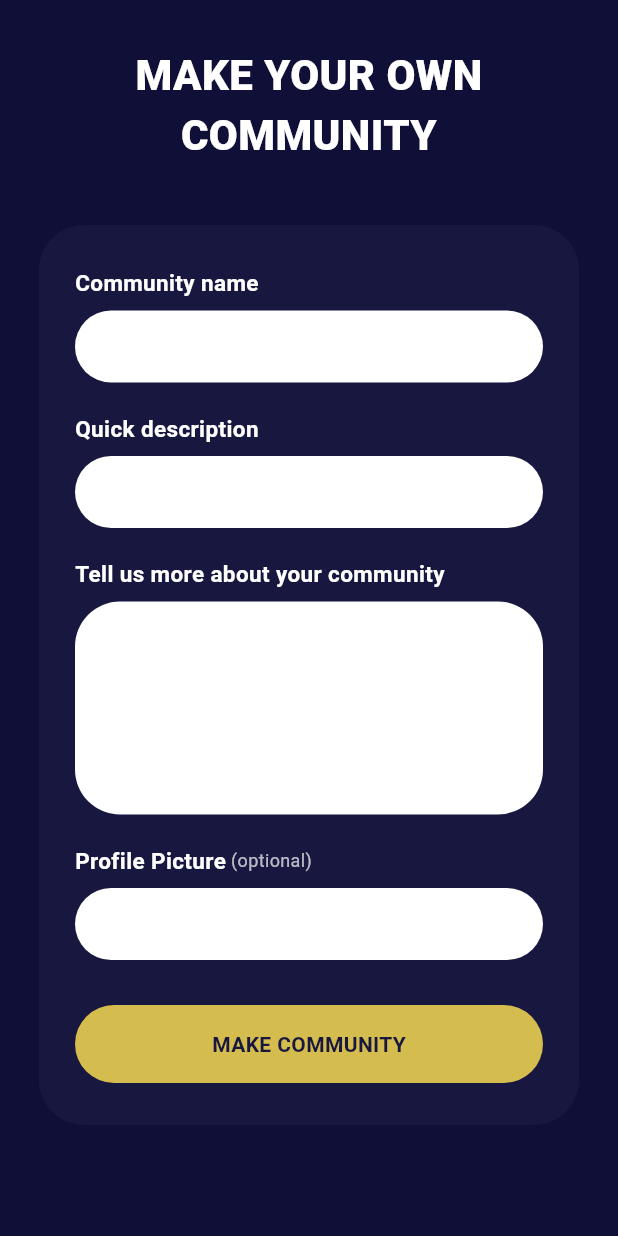
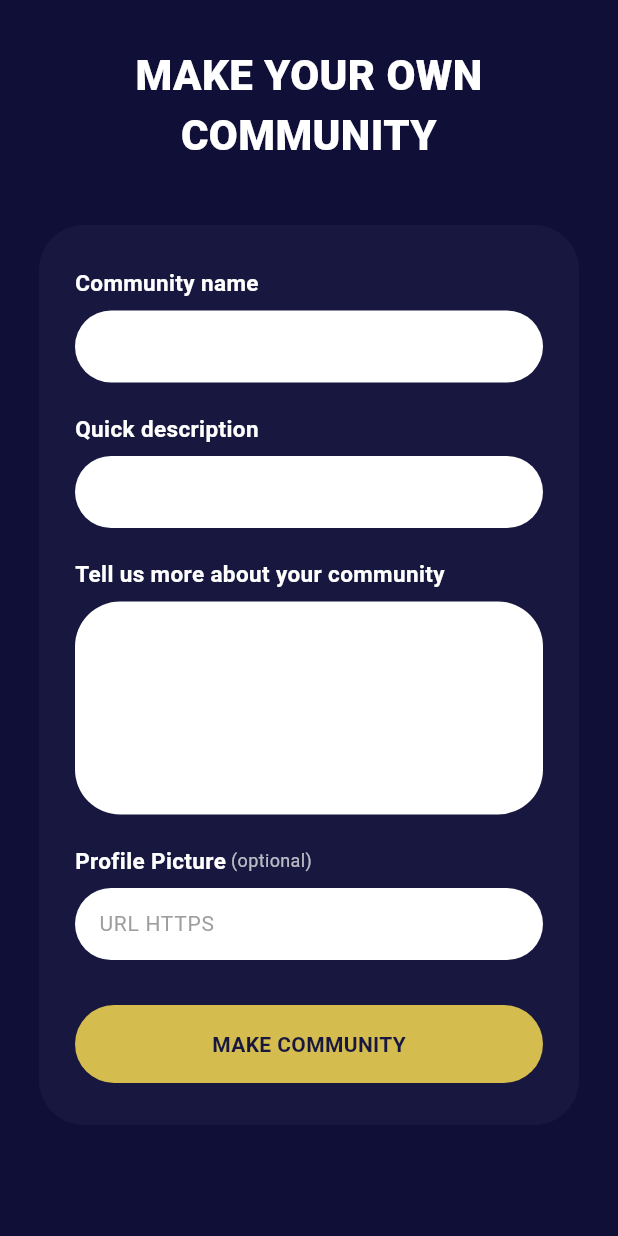
Before and after one commit to pbp-kelompok-f3/kulatih-mobile, a Flutter app: the CreateCommunityPage screen opened directly, on a phone screen of 412 x 824 dp. Run offline on Flutter 3.47's test engine with Material 3 defaults, Android fonts, the light colour scheme and no system bars; our stand-ins replace google_fonts; missing offline and left inert: pbp_django_auth; accounts and stored records are empty; Roboto replaces fonts that are missing (BeVietnamPro).

Commit message:
revisi ui pfp community done

```diff
--- a/lib/alia-community/pages/community_detail_page.dart
+++ b/lib/alia-community/pages/community_detail_page.dart
@@ -142,7 +142,7 @@ class _CommunityDetailPageState extends State<CommunityDetailPage> {
                           },
                         ),
                       )
-                    : Container(), // Empty white circle if no image
+                    : Container(), // pfp kosong kalau no image
               ),
 
               const SizedBox(height: 16),
--- a/lib/alia-community/pages/create_community_page.dart
+++ b/lib/alia-community/pages/create_community_page.dart
@@ -67,7 +67,7 @@ class _CreateCommunityPageState extends State<CreateCommunityPage> {
   }
 
   Widget _field(String label, TextEditingController controller,
-      {int maxLines = 1, bool optional = false}) {
+      {int maxLines = 1, bool optional = false, String? hintText}) {
     return Column(
       crossAxisAlignment: CrossAxisAlignment.start,
       children: [
@@ -110,6 +110,11 @@ class _CreateCommunityPageState extends State<CreateCommunityPage> {
             ),
             decoration: InputDecoration(
               border: InputBorder.none,
+              hintText: hintText,
+              hintStyle: TextStyle(
+                color: Colors.grey.shade500,
+                fontSize: 14,
+              ),
             ),
           ),
         ),
@@ -160,7 +165,9 @@ class _CreateCommunityPageState extends State<CreateCommunityPage> {
                     _field("Quick description", _short),
                     _field("Tell us more about your community", _long,
                         maxLines: 6),
-                    _field("Profile Picture", _profilePicture, optional: true),
+                    _field("Profile Picture", _profilePicture,
+                        optional: true,
+                        hintText: "URL HTTPS"),
 
                     const SizedBox(height: 10),
 
--- a/lib/alia-community/widgets/community_card.dart
+++ b/lib/alia-community/widgets/community_card.dart
@@ -66,7 +66,7 @@ class CommunityCard extends StatelessWidget {
                         },
                       ),
                     )
-                  : Container(), // Empty white circle if no image
+                  : Container(), // pfp kosong kalau no image
             ),
 
             const SizedBox(width: 16),
--- a/lib/alia-community/widgets/my_community_card.dart
+++ b/lib/alia-community/widgets/my_community_card.dart
@@ -67,7 +67,7 @@ class MyCommunityCard extends StatelessWidget {
                       },
                     ),
                   )
-                : Container(), // Empty white circle if no image
+                : Container(), // pfp kosong kalau no image
           ),
 
           const SizedBox(width: 16),
```
